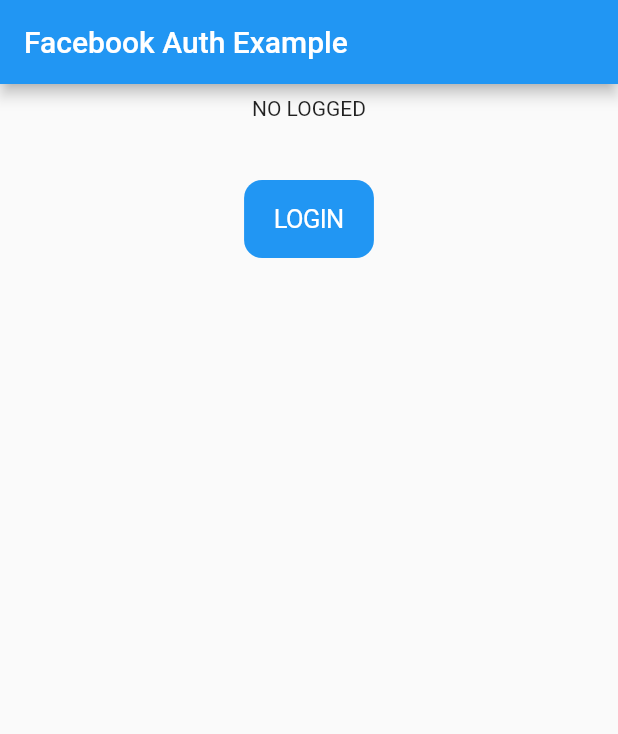
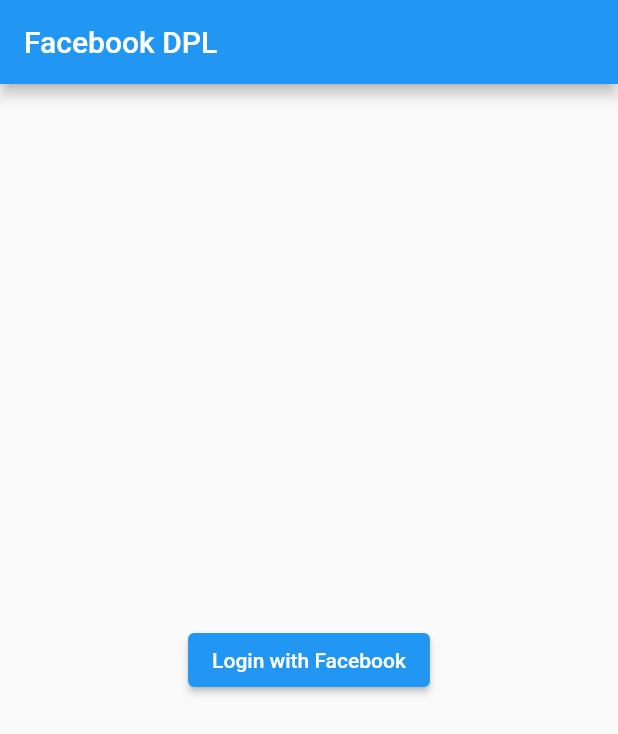
Before and after one commit to reonaldi152/flutter_fb_auth, a Flutter app: the screen it shows after launch, on a phone screen of 412 x 824 dp. Shown: the top 734 px of the screen. Run offline on Flutter 3.47's test engine with Material 2 defaults, Android fonts, the phone set to English and light mode, and no system bars; missing offline and left inert: flutter_facebook_auth.

Commit message:
fixing login fb

```diff
--- a/lib/main.dart
+++ b/lib/main.dart
@@ -1,5 +1,3 @@
-import 'dart:convert';
-import 'package:flutter/cupertino.dart';
 import 'package:flutter/material.dart';
 import 'package:flutter_facebook_auth/flutter_facebook_auth.dart';
 
@@ -7,129 +5,73 @@
   runApp(const MyApp());
 }
 
-String prettyPrint(Map json) {
-  JsonEncoder encoder = const JsonEncoder.withIndent('  ');
-  String pretty = encoder.convert(json);
-  return pretty;
-}
-
 class MyApp extends StatefulWidget {
-  const MyApp({Key? key}) : super(key: key);
+  const MyApp({super.key});
 
   @override
-  _MyAppState createState() => _MyAppState();
+  State<MyApp> createState() => _MyAppState();
 }
 
 class _MyAppState extends State<MyApp> {
-  Map<String, dynamic>? _userData;
-  AccessToken? _accessToken;
-  bool _checking = true;
-
-  @override
-  void initState() {
-    super.initState();
-    _checkIfIsLogged();
-  }
-
-  Future<void> _checkIfIsLogged() async {
-    final accessToken = await FacebookAuth.instance.accessToken;
-    setState(() {
-      _checking = false;
-    });
-    if (accessToken != null) {
-      print("is Logged:::: ${prettyPrint(accessToken.toJson())}");
-      // now you can call to  FacebookAuth.instance.getUserData();
-      final userData = await FacebookAuth.instance.getUserData();
-      // final userData = await FacebookAuth.instance.getUserData(fields: "email,birthday,friends,gender,link");
-      _accessToken = accessToken;
-      setState(() {
-        _userData = userData;
-      });
-    }
-  }
-
-  void _printCredentials() {
-    print(
-      prettyPrint(_accessToken!.toJson()),
-    );
-  }
-
-  Future<void> _login() async {
-    final LoginResult result = await FacebookAuth.instance.login(); // by default we request the email and the public profile
-
-    // loginBehavior is only supported for Android devices, for ios it will be ignored
-    // final result = await FacebookAuth.instance.login(
-    //   permissions: ['email', 'public_profile', 'user_birthday', 'user_friends', 'user_gender', 'user_link'],
-    //   loginBehavior: LoginBehavior
-    //       .DIALOG_ONLY, // (only android) show an authentication dialog instead of redirecting to facebook app
-    // );
-
-    if (result.status == LoginStatus.success) {
-      _accessToken = result.accessToken;
-      _printCredentials();
-      // get the user data
-      // by default we get the userId, email,name and picture
-      final userData = await FacebookAuth.instance.getUserData();
-      // final userData = await FacebookAuth.instance.getUserData(fields: "email,birthday,friends,gender,link");
-      _userData = userData;
-    } else {
-      print(result.status);
-      print(result.message);
-    }
-
-    setState(() {
-      _checking = false;
-    });
-  }
-
-
-  Future<void> _logOut() async {
-    await FacebookAuth.instance.logOut();
-    _accessToken = null;
-    _userData = null;
-    setState(() {});
-  }
+  bool _isLoggedIn = false;
+  Map _userObj = {};
 
   @override
   Widget build(BuildContext context) {
     return MaterialApp(
       home: Scaffold(
         appBar: AppBar(
-          title: const Text('Facebook Auth Example'),
+          title: Text("Facebook DPL"),
         ),
-        body: _checking
-            ? const Center(
-                child: CircularProgressIndicator(),
-              )
-            : SingleChildScrollView(
-                child: Padding(
-                  padding: const EdgeInsets.all(8.0),
-                  child: Column(
+        body: Center(
+          child: Container(
+            width: double.infinity,
+            child: _isLoggedIn == true
+                ? Column(
                     crossAxisAlignment: CrossAxisAlignment.center,
-                    children: <Widget>[
-                      Text(
-                        _userData != null ? prettyPrint(_userData!) : "NO LOGGED",
+                    mainAxisAlignment: MainAxisAlignment.center,
+                    children: [
+                      Text("Nama Profile FB : ${_userObj["name"]}"),
+                      SizedBox(
+                        height: 16,
                       ),
-                      const SizedBox(height: 20),
-                      _accessToken != null
-                          ? Text(
-                              prettyPrint(_accessToken!.toJson()),
-                            )
-                          : Container(),
-                      const SizedBox(height: 20),
-                      CupertinoButton(
-                        color: Colors.blue,
-                        child: Text(
-                          _userData != null ? "LOGOUT" : "LOGIN",
-                          style: const TextStyle(color: Colors.white),
-                        ),
-                        onPressed: _userData != null ? _logOut : _login,
+                      Text("Email FB anda : ${_userObj["email"]}"),
+                      SizedBox(
+                        height: 16,
                       ),
-                      const SizedBox(height: 50),
+                      TextButton(
+                          onPressed: () {
+                            FacebookAuth.instance.logOut().then((value) {
+                              setState(() {
+                                _isLoggedIn = false;
+                                _userObj = {};
+                              });
+                            });
+                          },
+                          child: Text("Logout"))
                     ],
+                  )
+                : Center(
+                    child: ElevatedButton(
+                        onPressed: () {
+                          FacebookAuth.instance.login(permissions: [
+                            "public_profile",
+                            "email"
+                          ]).then((value) {
+                            FacebookAuth.instance
+                                .getUserData()
+                                .then((userData) async {
+                              setState(() {
+                                _isLoggedIn = true;
+                                _userObj = userData;
+                              });
+                            });
+                          });
+                        },
+                        child: Text("Login with Facebook")),
                   ),
-                ),
-              ),
+          ),
+        ),
       ),
     );
   }
```
Also changed, not shown: 3 other files.
